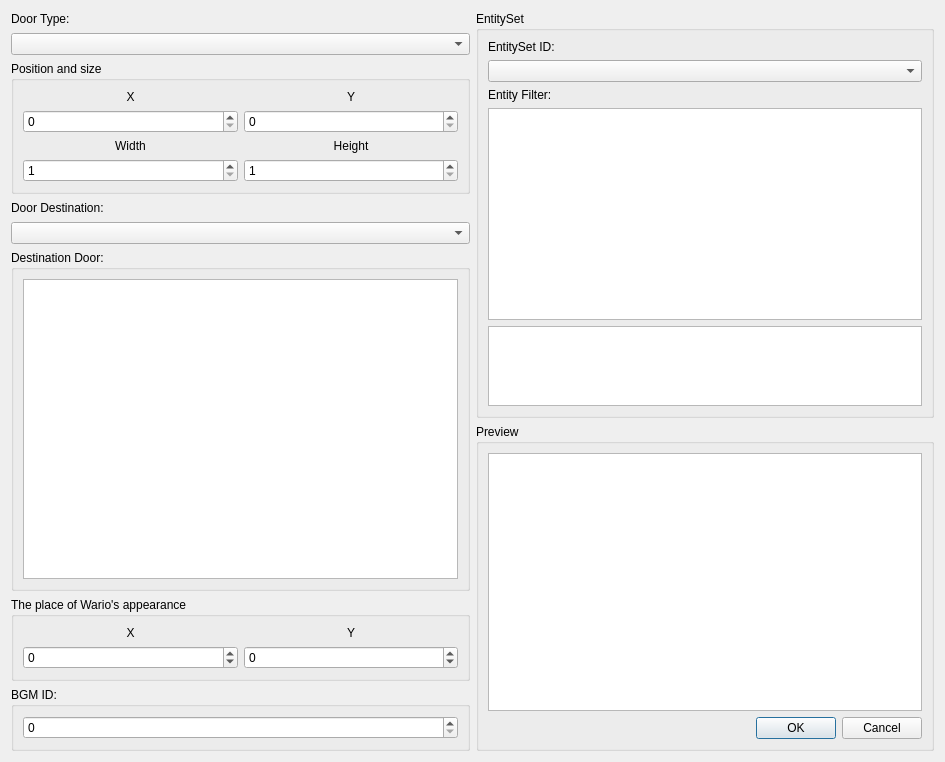
The window that Dialog/DoorConfigDialog.ui (wario-land/WL4Editor) describes before a commit, drawn with Qt 5.
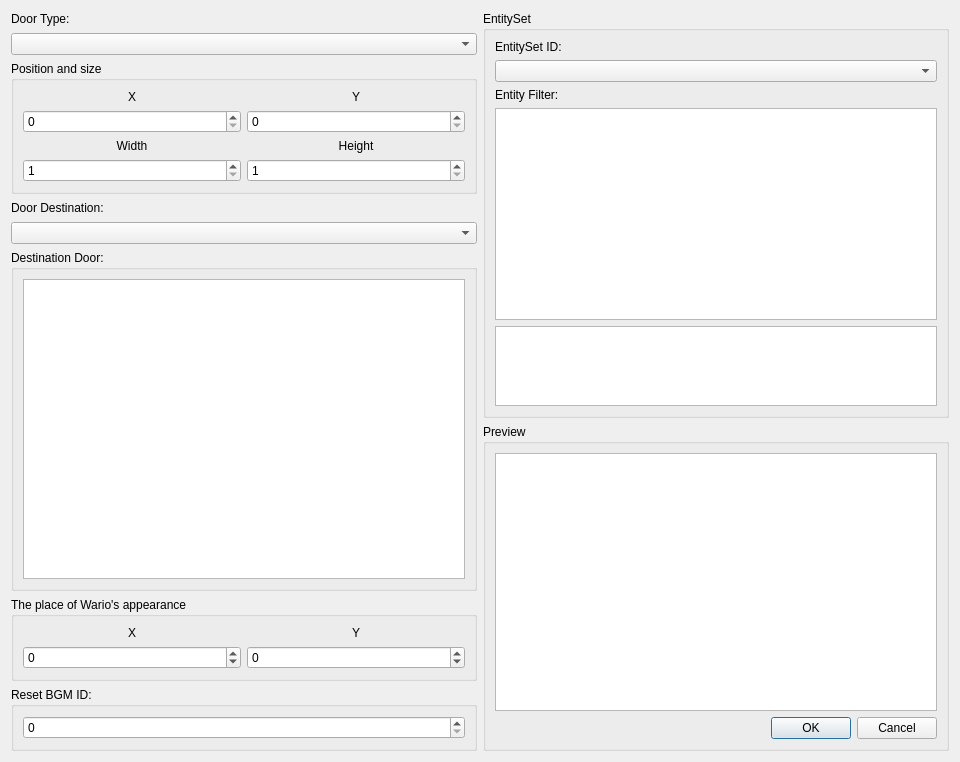
The same window after the commit.

Commit message: more details to make the DoorConfigDialog excutable

```diff
--- a/Dialog/DoorConfigDialog.ui
+++ b/Dialog/DoorConfigDialog.ui
@@ -6,8 +6,8 @@
    <rect>
     <x>0</x>
     <y>0</y>
-    <width>945</width>
-    <height>709</height>
+    <width>960</width>
+    <height>720</height>
    </rect>
   </property>
   <property name="windowTitle">
@@ -16,6 +16,12 @@
   <layout class="QGridLayout" name="gridLayout_3">
    <item row="6" column="1" rowspan="3">
     <widget class="QGroupBox" name="GroupBox_Preview">
+     <property name="maximumSize">
+      <size>
+       <width>470</width>
+       <height>16777215</height>
+      </size>
+     </property>
      <property name="title">
       <string>Preview</string>
      </property>
@@ -157,6 +163,12 @@
    </item>
    <item row="5" column="0" rowspan="2">
     <widget class="QGroupBox" name="GroupBox_DestinationDoor">
+     <property name="maximumSize">
+      <size>
+       <width>470</width>
+       <height>16777215</height>
+      </size>
+     </property>
      <property name="title">
       <string>Destination Door:</string>
      </property>
@@ -250,7 +262,7 @@
    <item row="8" column="0">
     <widget class="QGroupBox" name="GroupBox_BGM_ID">
      <property name="title">
-      <string>BGM ID:</string>
+      <string>Reset BGM ID:</string>
      </property>
      <layout class="QVBoxLayout" name="verticalLayout_4">
       <item>
```
The commit also changes 7 other files.
